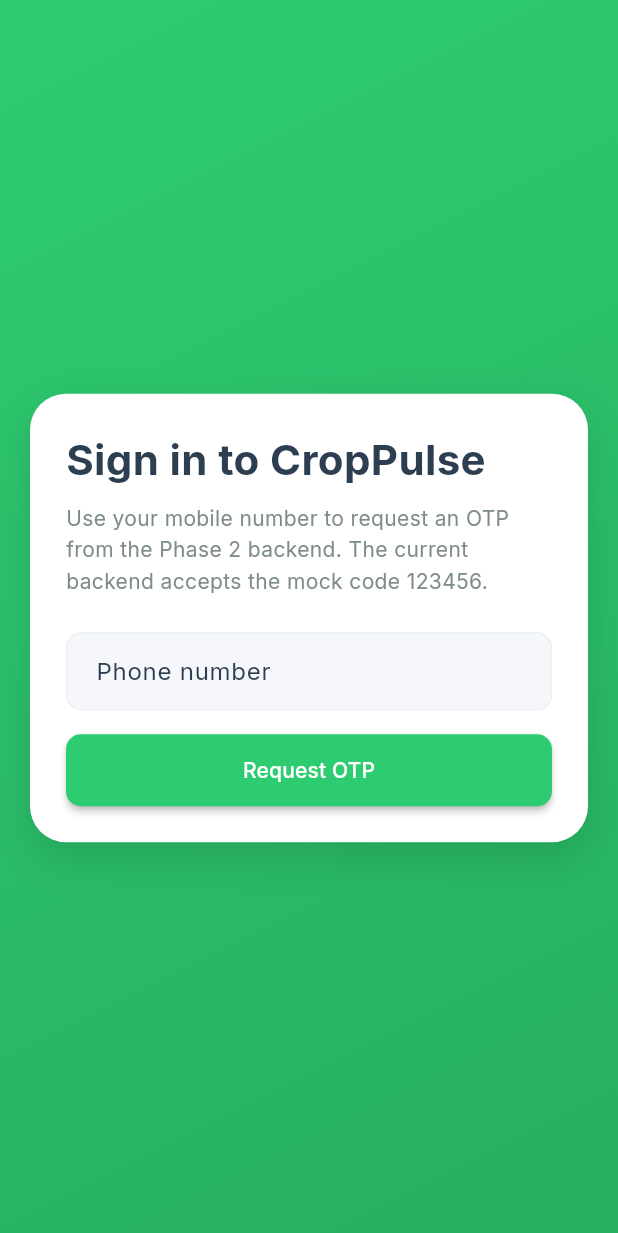
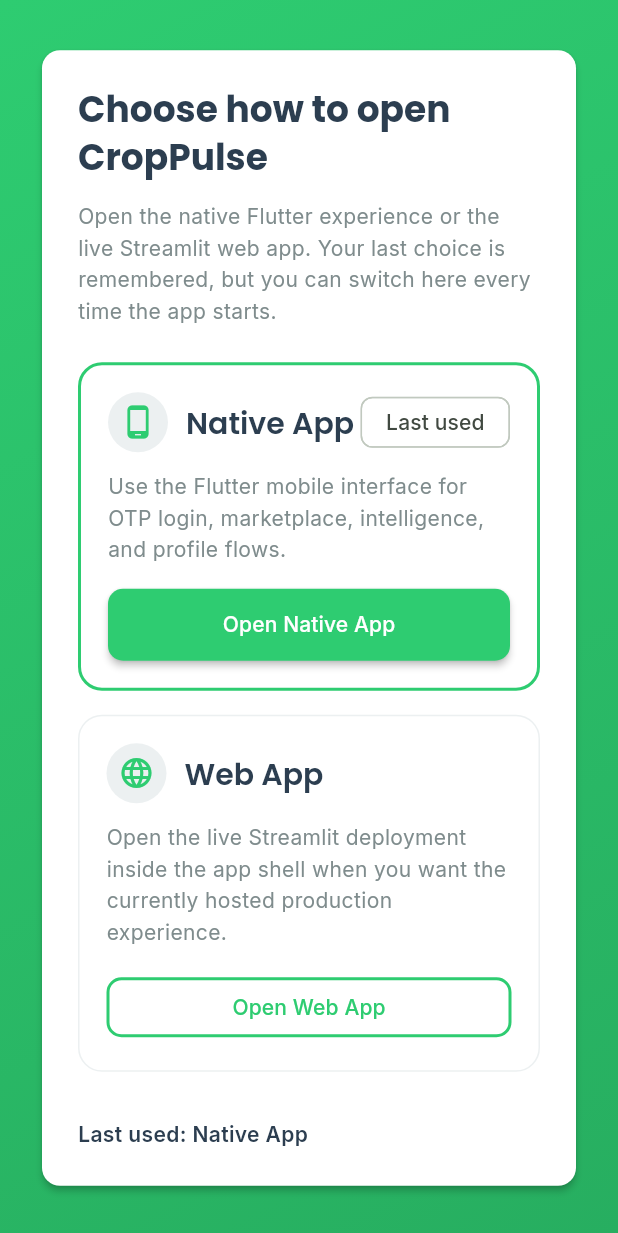
Before and after one commit to bixamtarala/corpplus, a Flutter app: the screen it shows after launch, on a phone screen of 412 x 824 dp. Shown: the top 1233 px of the screen. Run offline on Flutter 3.47's test engine with Material 3 defaults, Android fonts, the phone set to English and light mode, and no system bars; our stand-ins replace dio, flutter_riverpod, google_fonts, shared_preferences, webview_flutter.

Commit message:
feat(mobile): add startup mode selector

```diff
--- a/mobile_app_flutter/lib/main.dart
+++ b/mobile_app_flutter/lib/main.dart
@@ -7,6 +7,7 @@
 import 'screens/intelligence_screen.dart';
 import 'screens/login_screen.dart';
 import 'screens/marketplace_screen.dart';
+import 'screens/startup_mode_selector_screen.dart';
 import 'screens/profile_screen.dart';
 import 'screens/streamlit_webview_screen.dart';
 import 'screens/trader_hub_screen.dart';
@@ -30,21 +31,37 @@
 
   @override
   Widget build(BuildContext context, WidgetRef ref) {
-    final authState = ref.watch(authControllerProvider);
-    final home = _useNativeApp
-        ? authState.isInitialized
-            ? authState.isAuthenticated
-                ? const MainNavigationScreen()
-                : const LoginScreen()
-            : const SplashScreen()
-        : const StreamlitWebViewScreen(url: _streamlitUrl);
-
     return MaterialApp(
       title: 'CropPulse',
       debugShowCheckedModeBanner: false,
       theme: AppTheme.lightTheme,
-      home: home,
+      home: StartupModeSelectorScreen(
+        defaultMode: _useNativeApp
+            ? AppLaunchMode.nativeApp
+            : AppLaunchMode.webApp,
+        nativeScreen: const NativeAppGate(),
+        webScreen: const StreamlitWebViewScreen(url: _streamlitUrl),
+      ),
     );
+  }
+}
+
+class NativeAppGate extends ConsumerWidget {
+  const NativeAppGate({super.key});
+
+  @override
+  Widget build(BuildContext context, WidgetRef ref) {
+    final authState = ref.watch(authControllerProvider);
+
+    if (!authState.isInitialized) {
+      return const SplashScreen();
+    }
+
+    if (!authState.isAuthenticated) {
+      return const LoginScreen();
+    }
+
+    return const MainNavigationScreen();
   }
 }
 
--- /dev/null
+++ b/mobile_app_flutter/lib/screens/startup_mode_selector_screen.dart
@@ -0,0 +1,252 @@
+import 'package:flutter/material.dart';
+import 'package:shared_preferences/shared_preferences.dart';
+
+import '../theme/app_theme.dart';
+
+enum AppLaunchMode { nativeApp, webApp }
+
+class StartupModeSelectorScreen extends StatefulWidget {
+  const StartupModeSelectorScreen({
+    super.key,
+    required this.defaultMode,
+    required this.nativeScreen,
+    required this.webScreen,
+  });
+
+  final AppLaunchMode defaultMode;
+  final Widget nativeScreen;
+  final Widget webScreen;
+
+  @override
+  State<StartupModeSelectorScreen> createState() =>
+      _StartupModeSelectorScreenState();
+}
+
+class _StartupModeSelectorScreenState extends State<StartupModeSelectorScreen> {
+  static const _startupModePreferenceKey = 'startup_mode';
+
+  late AppLaunchMode _savedMode;
+  bool _isOpeningMode = false;
+
+  @override
+  void initState() {
+    super.initState();
+    _savedMode = widget.defaultMode;
+    _loadSavedMode();
+  }
+
+  Future<void> _loadSavedMode() async {
+    final preferences = await SharedPreferences.getInstance();
+    final savedValue = preferences.getString(_startupModePreferenceKey);
+    final savedMode = _deserializeMode(savedValue);
+
+    if (!mounted || savedMode == null) {
+      return;
+    }
+
+    setState(() {
+      _savedMode = savedMode;
+    });
+  }
+
+  Future<void> _openMode(AppLaunchMode mode) async {
+    if (_isOpeningMode) {
+      return;
+    }
+
+    setState(() {
+      _isOpeningMode = true;
+      _savedMode = mode;
+    });
+
+    final preferences = await SharedPreferences.getInstance();
+    await preferences.setString(
+      _startupModePreferenceKey,
+      _serializeMode(mode),
+    );
+
+    if (!mounted) {
+      return;
+    }
+
+    final destination = mode == AppLaunchMode.nativeApp
+        ? widget.nativeScreen
+        : widget.webScreen;
+
+    await Navigator.of(context).pushReplacement(
+      MaterialPageRoute<void>(builder: (_) => destination),
+    );
+  }
+
+  @override
+  Widget build(BuildContext context) {
+    return Scaffold(
+      body: Container(
+        decoration: const BoxDecoration(gradient: AppTheme.primaryGradient),
+        child: SafeArea(
+          child: Center(
+            child: SingleChildScrollView(
+              padding: const EdgeInsets.all(24),
+              child: ConstrainedBox(
+                constraints: const BoxConstraints(maxWidth: 520),
+                child: Card(
+                  child: Padding(
+                    padding: const EdgeInsets.all(24),
+                    child: Column(
+                      mainAxisSize: MainAxisSize.min,
+                      crossAxisAlignment: CrossAxisAlignment.start,
+                      children: [
+                        Text(
+                          'Choose how to open CropPulse',
+                          style: Theme.of(context).textTheme.headlineSmall,
+                        ),
+                        const SizedBox(height: 12),
+                        const Text(
+                          'Open the native Flutter experience or the live Streamlit web app. Your last choice is remembered, but you can switch here every time the app starts.',
+                          style: TextStyle(
+                            color: AppTheme.lightText,
+                            height: 1.5,
+                          ),
+                        ),
+                        const SizedBox(height: 24),
+                        _ModeOptionCard(
+                          icon: Icons.phone_android,
+                          title: 'Native App',
+                          description:
+                              'Use the Flutter mobile interface for OTP login, marketplace, intelligence, and profile flows.',
+                          isRecommended: _savedMode == AppLaunchMode.nativeApp,
+                          buttonLabel: 'Open Native App',
+                          onPressed: () => _openMode(AppLaunchMode.nativeApp),
+                        ),
+                        const SizedBox(height: 16),
+                        _ModeOptionCard(
+                          icon: Icons.language,
+                          title: 'Web App',
+                          description:
+                              'Open the live Streamlit deployment inside the app shell when you want the currently hosted production experience.',
+                          isRecommended: _savedMode == AppLaunchMode.webApp,
+                          buttonLabel: 'Open Web App',
+                          onPressed: () => _openMode(AppLaunchMode.webApp),
+                          outlined: true,
+                        ),
+                        const SizedBox(height: 20),
+                        if (_isOpeningMode)
+                          const LinearProgressIndicator(minHeight: 3),
+                        const SizedBox(height: 12),
+                        Text(
+                          _savedMode == AppLaunchMode.nativeApp
+                              ? 'Last used: Native App'
+                              : 'Last used: Web App',
+                          style: Theme.of(context).textTheme.bodyMedium?.copyWith(
+                                color: AppTheme.darkText,
+                                fontWeight: FontWeight.w600,
+                              ),
+                        ),
+                      ],
+                    ),
+                  ),
+                ),
+              ),
+            ),
+          ),
+        ),
+      ),
+    );
+  }
+
+  static String _serializeMode(AppLaunchMode mode) {
+    return mode == AppLaunchMode.nativeApp ? 'native' : 'web';
+  }
+
+  static AppLaunchMode? _deserializeMode(String? value) {
+    switch (value) {
+      case 'native':
+        return AppLaunchMode.nativeApp;
+      case 'web':
+        return AppLaunchMode.webApp;
+      default:
+        return null;
+    }
+  }
+}
+
+class _ModeOptionCard extends StatelessWidget {
+  const _ModeOptionCard({
+    required this.icon,
+    required this.title,
+    required this.description,
+    required this.isRecommended,
+    required this.buttonLabel,
+    required this.onPressed,
+    this.outlined = false,
+  });
+
+  final IconData icon;
+  final String title;
+  final String description;
+  final bool isRecommended;
+  final String buttonLabel;
+  final VoidCallback onPressed;
+  final bool outlined;
+
+  @override
+  Widget build(BuildContext context) {
+    return AnimatedContainer(
+      duration: const Duration(milliseconds: 180),
+      decoration: BoxDecoration(
+        borderRadius: BorderRadius.circular(16),
+        border: Border.all(
+          color: isRecommended ? AppTheme.primaryGreen : AppTheme.lightGray,
+          width: isRecommended ? 2 : 1,
+        ),
+      ),
+      child: Padding(
+        padding: const EdgeInsets.all(18),
+        child: Column(
+          crossAxisAlignment: CrossAxisAlignment.start,
+          children: [
+            Row(
+              children: [
+                CircleAvatar(
+                  backgroundColor: AppTheme.lightGray,
+                  foregroundColor: AppTheme.primaryGreen,
+                  child: Icon(icon),
+                ),
+                const SizedBox(width: 12),
+                Expanded(
+                  child: Text(
+                    title,
+                    style: Theme.of(context).textTheme.titleLarge,
+                  ),
+                ),
+                if (isRecommended)
+                  const Chip(
+                    label: Text('Last used'),
+                    visualDensity: VisualDensity.compact,
+                  ),
+              ],
+            ),
+            const SizedBox(height: 12),
+            Text(
+              description,
+              style: const TextStyle(color: AppTheme.lightText, height: 1.5),
+            ),
+            const SizedBox(height: 16),
+            SizedBox(
+              width: double.infinity,
+              child: outlined
+                  ? OutlinedButton(
+                      onPressed: onPressed,
+                      child: Text(buttonLabel),
+                    )
+                  : ElevatedButton(
+                      onPressed: onPressed,
+                      child: Text(buttonLabel),
+                    ),
+            ),
+          ],
+        ),
+      ),
+    );
+  }
+}
```
